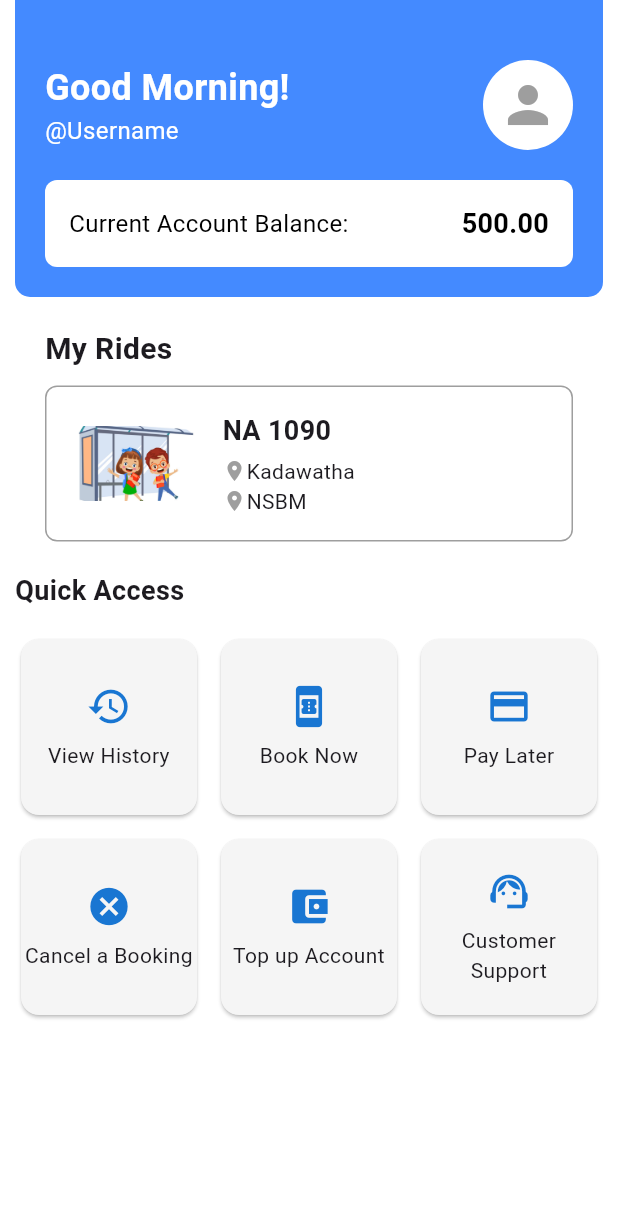
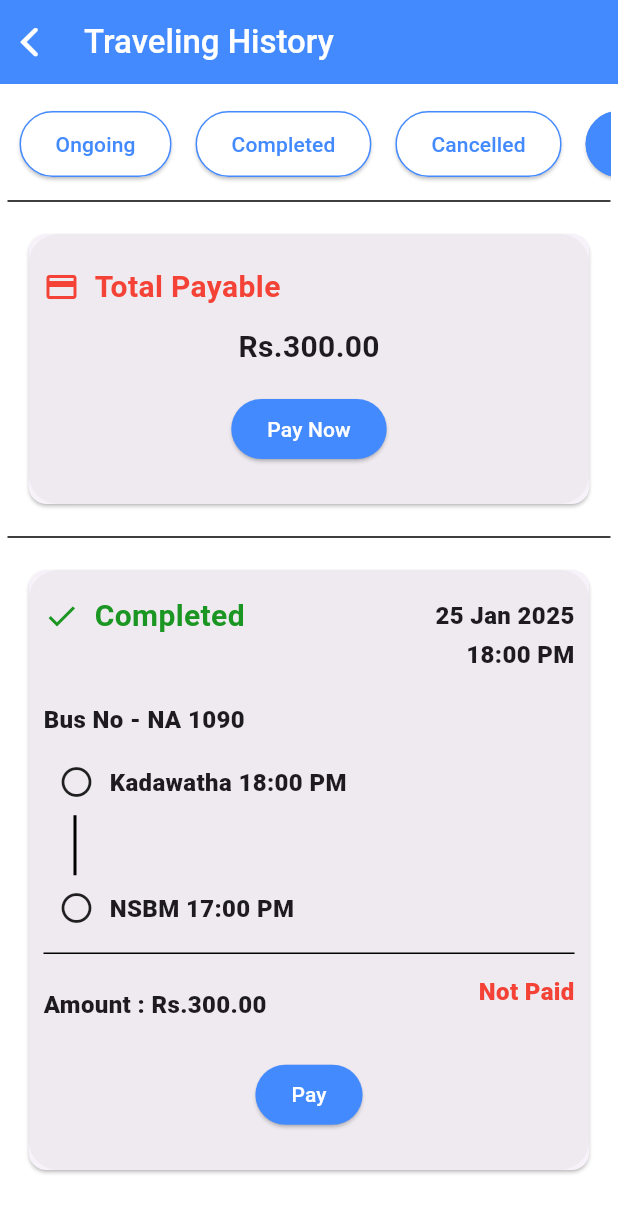
Before and after one commit to ArvinFox/ShuttleMaster-Bus-Ticket-Booking-App, a Flutter app: the HomeScreen screen opened directly, after a tap on "Pay Later", on a phone screen of 412 x 824 dp. Shown: the top 1213 px of the screen. Run offline on Flutter 3.47's test engine with Material 3 defaults, Android fonts, the phone set to English and light mode, and no system bars; missing offline and left inert: mailer, twilio_flutter.

Commit message:
Added User Traveling History and Driver Trip History pages

```diff
--- a/lib/app.dart
+++ b/lib/app.dart
@@ -1,8 +1,8 @@
 import 'package:flutter/material.dart';
 import 'package:shuttlemaster/routes/app_routes.dart';
 import 'package:shuttlemaster/screens/auth/welcome_screen.dart';
-import 'package:shuttlemaster/screens/driver/profile_screen.dart';
-import 'package:shuttlemaster/screens/student/profile_screen.dart';
+// import 'package:shuttlemaster/screens/driver/profile_screen.dart';
+// import 'package:shuttlemaster/screens/student/profile_screen.dart';
 // import 'package:shuttlemaster/screens/student/main_layout_screen.dart';
 
 class ShuttleMaster extends StatelessWidget {
--- a/lib/routes/driver_routes.dart
+++ b/lib/routes/driver_routes.dart
@@ -1,7 +1,11 @@
 import 'package:flutter/material.dart';
+import 'package:shuttlemaster/screens/driver/profile_screen.dart';
+import 'package:shuttlemaster/screens/driver/trip_history.dart';
 
 class DriverRoutes {
   static Map<String, WidgetBuilder> routes = {
     // Add the driver's routes here
+    '/trip-history':(context) => TripHistory(),
+    '/driver-profile':(context) => ProfileScreenDriver(),
   };
 }
--- a/lib/routes/student_routes.dart
+++ b/lib/routes/student_routes.dart
@@ -1,9 +1,15 @@
 import 'package:flutter/material.dart';
 import 'package:shuttlemaster/screens/student/main_layout_screen.dart';
+import 'package:shuttlemaster/screens/student/profile_screen.dart';
+import 'package:shuttlemaster/screens/student/traveling_history.dart';
 
 class StudentRoutes {
   static Map<String, WidgetBuilder> routes = {
     '/student/home': (context) => MainLayoutScreen(),
+    '/traveling-history':(context) => TravelingHistory(initialIndex: 0, page: 'profile',),
+    '/user-profile':(context) => ProfileScreenStuent(),
+    '/cancel-booking':(context) => TravelingHistory(initialIndex: 0, page: 'home',),
+    '/pay-later':(context) => TravelingHistory(initialIndex: 3, page: 'pay-later',),
     // Add the rest of the student's routes here
   };
 }
--- a/lib/screens/student/home_screen.dart
+++ b/lib/screens/student/home_screen.dart
@@ -208,8 +208,8 @@ class HomeScreen extends StatelessWidget {
           children: [
             _buildQuickAccessButton(context, "View History", Icons.history, ""),
             _buildQuickAccessButton(context, "Book Now", Icons.book_online, ""),
-            _buildQuickAccessButton(context, "Pay Later", Icons.payment, ""),
-            _buildQuickAccessButton(context, "Cancel a Booking", Icons.cancel, ""),
+            _buildQuickAccessButton(context, "Pay Later", Icons.payment, "/pay-later"),
+            _buildQuickAccessButton(context, "Cancel a Booking", Icons.cancel, "/cancel-booking"),
             _buildQuickAccessButton(context, "Top up Account", Icons.account_balance_wallet, ""),
             _buildQuickAccessButton(context, "Customer Support", Icons.support_agent, ""),
           ],
--- a/lib/screens/student/main_layout_screen.dart
+++ b/lib/screens/student/main_layout_screen.dart
@@ -1,5 +1,6 @@
 import 'package:flutter/material.dart';
 import 'package:shuttlemaster/screens/student/home_screen.dart';
+import 'package:shuttlemaster/screens/student/profile_screen.dart';
 import 'package:shuttlemaster/screens/student/rides_screen.dart';
 
 class MainLayoutScreen extends StatefulWidget {
@@ -15,6 +16,8 @@ class _MainLayoutScreenState extends State<MainLayoutScreen> {
   final List<Widget> _screens = [
     HomeScreen(),
     RidesScreen(),
+    ProfileScreenStuent(),
+    ProfileScreenStuent(),
     // Add the other navigation screens here (Notifications, Account)
   ];
 
--- /dev/null
+++ b/lib/screens/student/traveling_history.dart
@@ -0,0 +1,503 @@
+import 'package:flutter/cupertino.dart';
+import 'package:flutter/material.dart';
+
+class TravelingHistory extends StatefulWidget {
+  final int initialIndex;
+  final String page;
+
+  const TravelingHistory({
+    super.key,
+    required this.initialIndex,
+    required this.page,
+  });
+
+  @override
+  State<TravelingHistory> createState() => _TravelingHistoryState();
+}
+
+class _TravelingHistoryState extends State<TravelingHistory> {
+  final List<String> buttonLables = [
+    'Ongoing',
+    'Completed',
+    'Cancelled',
+    'Payable'
+  ];
+  late int _activeIndex;
+
+  @override
+  void initState() {
+    super.initState();
+    _activeIndex = widget.initialIndex;
+  }
+
+  @override
+  Widget build(BuildContext context) {
+    return Scaffold(
+      backgroundColor: Colors.white,
+      appBar: AppBar(
+        backgroundColor: Colors.blueAccent,
+        foregroundColor: Colors.white,
+        title: Text(
+          "Traveling History",
+          style: TextStyle(
+            fontWeight: FontWeight.w500,
+          ),
+        ),
+        leading: CupertinoNavigationBarBackButton(
+          color: Colors.white,
+          onPressed: () {
+            if (widget.page == 'profile') {
+              Navigator.popAndPushNamed(context, 'user-profile');
+            } else if (widget.page == 'home') {
+              Navigator.popAndPushNamed(context, '/student/home');
+            } else if (widget.page == 'pay-later') {
+              Navigator.popAndPushNamed(context, '/student/home');
+            }
+          },
+        ),
+        leadingWidth: 40,
+      ),
+      body: SingleChildScrollView(
+        child: Padding(
+          padding: const EdgeInsets.fromLTRB(5, 10, 5, 10),
+          child: Column(
+            children: [
+              SizedBox(
+                height: 60,
+                child: ListView.builder(
+                  scrollDirection: Axis.horizontal,
+                  shrinkWrap: true,
+                  itemCount: 4,
+                  itemBuilder: (context, index) {
+                    return _buildActivity(buttonLables[index], index);
+                  },
+                ),
+              ),
+              Divider(
+                color: Colors.black,
+              ),
+              if (_activeIndex == 0)
+                _buildTravelingCompleteCard(
+                    "Ongoing", "25 Jan 2025", "18:00 PM", "NA 1090", 300)
+              else if (_activeIndex == 1)
+                _buildTravelingCompleteCard(
+                    "Completed", "25 Jan 2025", "18:00 PM", "NA 1090", 300)
+              else if (_activeIndex == 2)
+                _buildTravelingCancelledCard("20 Jan 2025", "07:30 AM",
+                    "Kadawatha", "NSBM", "27 Jan 2025 20:00 PM")
+              else ...[
+                _buildTotalPayable(300.00),
+                Divider(
+                  color: Colors.black,
+                ),
+                _buildTravelingCompleteCard(
+                    "Completed", "25 Jan 2025", "18:00 PM", "NA 1090", 300),
+              ]
+            ],
+          ),
+        ),
+      ),
+    );
+  }
+
+  //Ongoing, complete, cancellet and payable button
+  Widget _buildActivity(String butLabel, int index) {
+    bool isActive = _activeIndex == index;
+
+    return Padding(
+      padding: EdgeInsets.all(8),
+      child: ElevatedButton(
+        onPressed: () {
+          setState(() {
+            _activeIndex = index;
+          });
+        },
+        style: ButtonStyle(
+          backgroundColor: MaterialStateProperty.all<Color>(
+              isActive ? Colors.blueAccent : Colors.white),
+          side: MaterialStateProperty.all<BorderSide>(
+            BorderSide(color: Colors.blueAccent),
+          ),
+        ),
+        child: Text(
+          butLabel,
+          style: TextStyle(color: isActive ? Colors.white : Colors.blueAccent),
+        ),
+      ),
+    );
+  }
+
+  //Ongoing.complete and payable section
+  Widget _buildTravelingCompleteCard(String status, String date,
+      String completedTime, String busNo, double amount) {
+    bool isCompleted = _activeIndex == 1;
+
+    return Padding(
+      padding: const EdgeInsets.all(10),
+      child: Card(
+        child: Container(
+          width: double.infinity,
+          height: isCompleted ? 310 : 400,
+          decoration: BoxDecoration(
+            borderRadius: BorderRadius.circular(20),
+            color: Color(0xFFCACACA).withOpacity(0.20),
+          ),
+          child: Padding(
+            padding: const EdgeInsets.all(10),
+            child: Column(
+              crossAxisAlignment: CrossAxisAlignment.start,
+              mainAxisAlignment: MainAxisAlignment.spaceEvenly,
+              children: [
+                Column(
+                  crossAxisAlignment: CrossAxisAlignment.end,
+                  children: [
+                    Row(
+                      mainAxisAlignment: MainAxisAlignment.spaceBetween,
+                      children: [
+                        Row(
+                          children: [
+                            Icon(
+                              Icons.done,
+                              color: _activeIndex == 0
+                                  ? Colors.orangeAccent
+                                  : Color.fromARGB(255, 28, 150, 34),
+                            ),
+                            SizedBox(
+                              width: 10,
+                            ),
+                            Text(
+                              status,
+                              style: TextStyle(
+                                  fontSize: 20,
+                                  color: _activeIndex == 0
+                                      ? Colors.orangeAccent
+                                      : Color.fromARGB(255, 28, 150, 34),
+                                  fontWeight: FontWeight.bold),
+                            ),
+                          ],
+                        ),
+                        Text(
+                          date,
+                          textAlign: TextAlign.right,
+                          style: TextStyle(
+                              fontSize: 16, fontWeight: FontWeight.w800),
+                        ),
+                      ],
+                    ),
+                    Text(
+                      completedTime,
+                      style:
+                          TextStyle(fontSize: 16, fontWeight: FontWeight.w800),
+                    ),
+                  ],
+                ),
+                SizedBox(height: 8),
+                Column(
+                  crossAxisAlignment: CrossAxisAlignment.start,
+                  children: [
+                    Text(
+                      "Bus No - $busNo",
+                      style:
+                          TextStyle(fontSize: 16, fontWeight: FontWeight.w800),
+                    ),
+                    SizedBox(height: 8),
+                    _buildLocation("Kadawatha 18:00 PM"),
+                    Padding(
+                      padding: const EdgeInsets.symmetric(horizontal: 20),
+                      child: Container(
+                        width: 2,
+                        height: 40,
+                        color: Colors.black,
+                      ),
+                    ),
+                    _buildLocation("NSBM 17:00 PM"),
+                    Divider(color: Colors.black),
+                  ],
+                ),
+                Row(
+                  mainAxisAlignment: MainAxisAlignment.spaceBetween,
+                  children: [
+                    Text(
+                      "Amount : Rs.${amount.toStringAsFixed(2)}",
+                      style:
+                          TextStyle(fontSize: 16, fontWeight: FontWeight.w800),
+                    ),
+                    Column(
+                      crossAxisAlignment: CrossAxisAlignment.end,
+                      children: [
+                        Text(
+                          _activeIndex == 3 ? "Not Paid" : "Paid",
+                          style: TextStyle(
+                              fontSize: 16,
+                              fontWeight: FontWeight.w800,
+                              color: _activeIndex == 3
+                                  ? Colors.red
+                                  : Colors.black),
+                        ),
+                        Text(
+                          _activeIndex == 3 ? "" : "(By Cash)",
+                          style: TextStyle(
+                              fontSize: 12, fontWeight: FontWeight.w800),
+                        ),
+                      ],
+                    ),
+                  ],
+                ),
+                if (!isCompleted || _activeIndex == 3)
+                  Center(
+                    child: Padding(
+                      padding: EdgeInsets.all(10),
+                      child: ElevatedButton(
+                        onPressed: () {
+                          if (_activeIndex == 3) {
+                            //payment action
+                          }
+                        },
+                        style: ButtonStyle(
+                          backgroundColor: MaterialStateProperty.all<Color>(
+                              Colors.blueAccent),
+                        ),
+                        child: Text(
+                          _activeIndex == 3 ? "Pay" : "Cancel Booking",
+                          style: TextStyle(color: Colors.white),
+                        ),
+                      ),
+                    ),
+                  )
+              ],
+            ),
+          ),
+        ),
+      ),
+    );
+  }
+
+  Widget _buildLocation(String location) {
+    return Padding(
+      padding: const EdgeInsets.all(10),
+      child: Row(
+        children: [
+          Icon(Icons.circle_outlined),
+          SizedBox(
+            width: 10,
+          ),
+          Text(
+            location,
+            style: TextStyle(fontSize: 16, fontWeight: FontWeight.w800),
+          ),
+        ],
+      ),
+    );
+  }
+
+  //cancellation section
+  Widget _buildTravelingCancelledCard(String scheduleDate, String time,
+      String pickup, String drop, String cancellDateTime) {
+    return Padding(
+      padding: const EdgeInsets.all(10),
+      child: Card(
+        child: Container(
+          width: double.infinity,
+          height: 250,
+          decoration: BoxDecoration(
+            borderRadius: BorderRadius.circular(20),
+            color: Color(0xFFCACACA).withOpacity(0.20),
+          ),
+          child: Padding(
+            padding: const EdgeInsets.all(10),
+            child: Column(
+              crossAxisAlignment: CrossAxisAlignment.start,
+              mainAxisAlignment: MainAxisAlignment.spaceEvenly,
+              children: [
+                Row(
+                  mainAxisAlignment: MainAxisAlignment.spaceBetween,
+                  children: [
+                    Row(
+                      children: [
+                        Icon(Icons.cancel),
+                        SizedBox(
+                          width: 10,
+                        ),
+                        Text(
+                          "Cancelled Sucessfully",
+                          style: TextStyle(
+                              fontSize: 20, fontWeight: FontWeight.bold),
+                        ),
+                      ],
+                    ),
+                  ],
+                ),
+                SizedBox(height: 8),
+                Row(
+                  mainAxisAlignment: MainAxisAlignment.spaceBetween,
+                  children: [
+                    Text(
+                      "Schedule Date",
+                      style: TextStyle(
+                        fontSize: 18,
+                        fontWeight: FontWeight.bold,
+                      ),
+                    ),
+                    Text(
+                      scheduleDate,
+                      style: TextStyle(
+                        fontSize: 18,
+                        fontWeight: FontWeight.normal,
+                      ),
+                    ),
+                  ],
+                ),
+                Row(
+                  mainAxisAlignment: MainAxisAlignment.spaceBetween,
+                  children: [
+                    Text(
+                      "Time",
+                      style: TextStyle(
+                        fontSize: 18,
+                        fontWeight: FontWeight.bold,
+                      ),
+                    ),
+                    Text(
+                      time,
+                      style: TextStyle(
+                        fontSize: 18,
+                        fontWeight: FontWeight.normal,
+                      ),
+                    ),
+                  ],
+                ),
+                Row(
+                  mainAxisAlignment: MainAxisAlignment.spaceBetween,
+                  children: [
+                    Text(
+                      "Pickup",
+                      style: TextStyle(
+                        fontSize: 18,
+                        fontWeight: FontWeight.bold,
+                      ),
+                    ),
+                    Text(
+                      pickup,
+                      style: TextStyle(
+                        fontSize: 18,
+                        fontWeight: FontWeight.normal,
+                      ),
+                    ),
+                  ],
+                ),
+                Row(
+                  mainAxisAlignment: MainAxisAlignment.spaceBetween,
+                  children: [
+                    Text(
+                      "Drop",
+                      style: TextStyle(
+                        fontSize: 18,
+                        fontWeight: FontWeight.bold,
+                      ),
+                    ),
+                    Text(
+                      drop,
+                      style: TextStyle(
+                        fontSize: 18,
+                        fontWeight: FontWeight.normal,
+                      ),
+                    ),
+                  ],
+                ),
+                Divider(color: Colors.black),
+                Text(
+                  "Cancellation Date & time",
+                  style: TextStyle(
+                    fontSize: 18,
+                    fontWeight: FontWeight.bold,
+                  ),
+                ),
+                Text(
+                  cancellDateTime,
+                  style: TextStyle(
+                    fontSize: 15,
+                    fontWeight: FontWeight.normal,
+                  ),
+                ),
+              ],
+            ),
+          ),
+        ),
+      ),
+    );
+  }
+
+  Widget _buildTotalPayable(double totalPayable) {
+    return Padding(
+      padding: const EdgeInsets.all(10),
+      child: Card(
+        child: Container(
+          width: double.infinity,
+          height: 180,
+          decoration: BoxDecoration(
+            borderRadius: BorderRadius.circular(20),
+            color: Color(0xFFCACACA).withOpacity(0.20),
+          ),
+          child: Padding(
+            padding: const EdgeInsets.all(10),
+            child: Column(
+              crossAxisAlignment: CrossAxisAlignment.start,
+              mainAxisAlignment: MainAxisAlignment.spaceEvenly,
+              children: [
+                Row(
+                  mainAxisAlignment: MainAxisAlignment.spaceBetween,
+                  children: [
+                    Row(
+                      children: [
+                        Icon(
+                          Icons.payment,
+                          color: Colors.red,
+                        ),
+                        SizedBox(
+                          width: 10,
+                        ),
+                        Text(
+                          "Total Payable",
+                          style: TextStyle(
+                            fontSize: 20,
+                            fontWeight: FontWeight.bold,
+                            color: Colors.red,
+                          ),
+                        ),
+                      ],
+                    ),
+                  ],
+                ),
+                Center(
+                  child: Text(
+                    "Rs.${totalPayable.toStringAsFixed(2)}",
+                    style: TextStyle(
+                      fontSize: 20,
+                      fontWeight: FontWeight.bold,
+                    ),
+                  ),
+                ),
+                Center(
+                  child: Padding(
+                    padding: EdgeInsets.all(5),
+                    child: ElevatedButton(
+                      onPressed: () {},
+                      style: ButtonStyle(
+                        backgroundColor:
+                            MaterialStateProperty.all<Color>(Colors.blueAccent),
+                      ),
+                      child: Text(
+                        "Pay Now",
+                        style: TextStyle(color: Colors.white),
+                      ),
+                    ),
+                  ),
+                ),
+              ],
+            ),
+          ),
+        ),
+      ),
+    );
+  }
+}
```
Also changed, not shown: lib/screens/driver/profile_screen.dart (+3 -19 lines), lib/screens/driver/trip_history.dart (added, +142 -0 lines), lib/screens/student/profile_screen.dart (+4 -18 lines), 125 other files.
